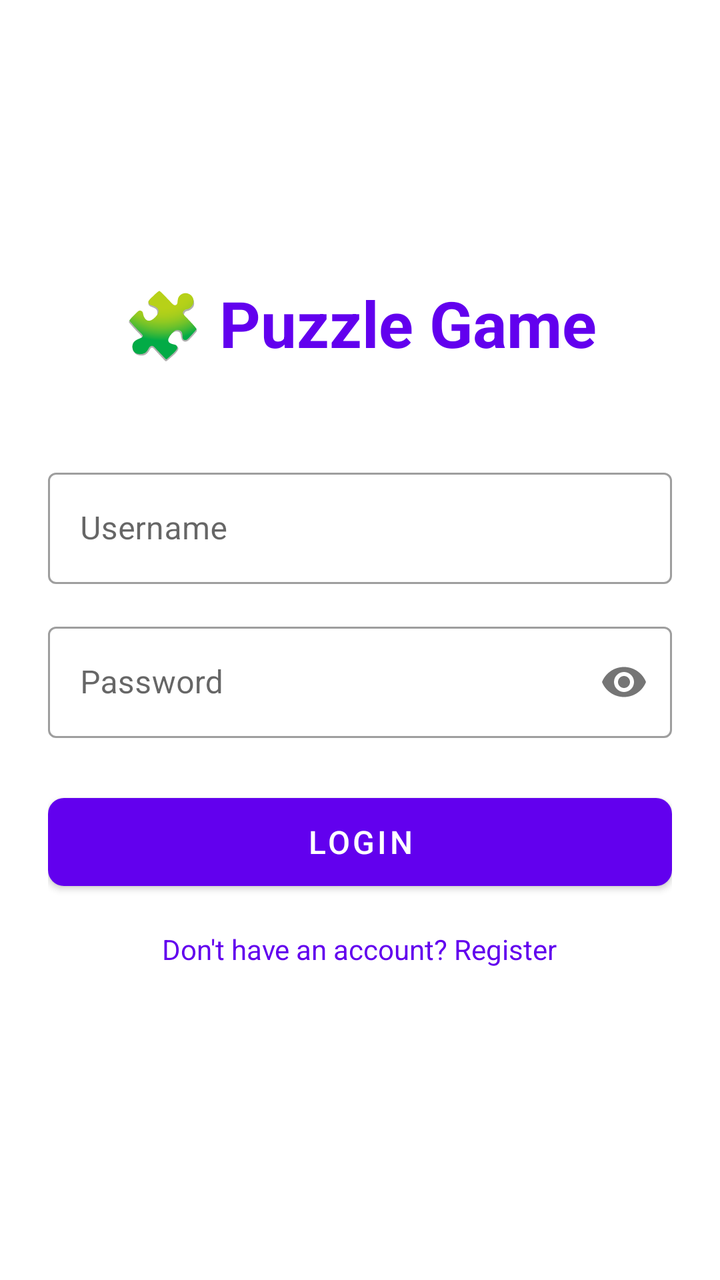
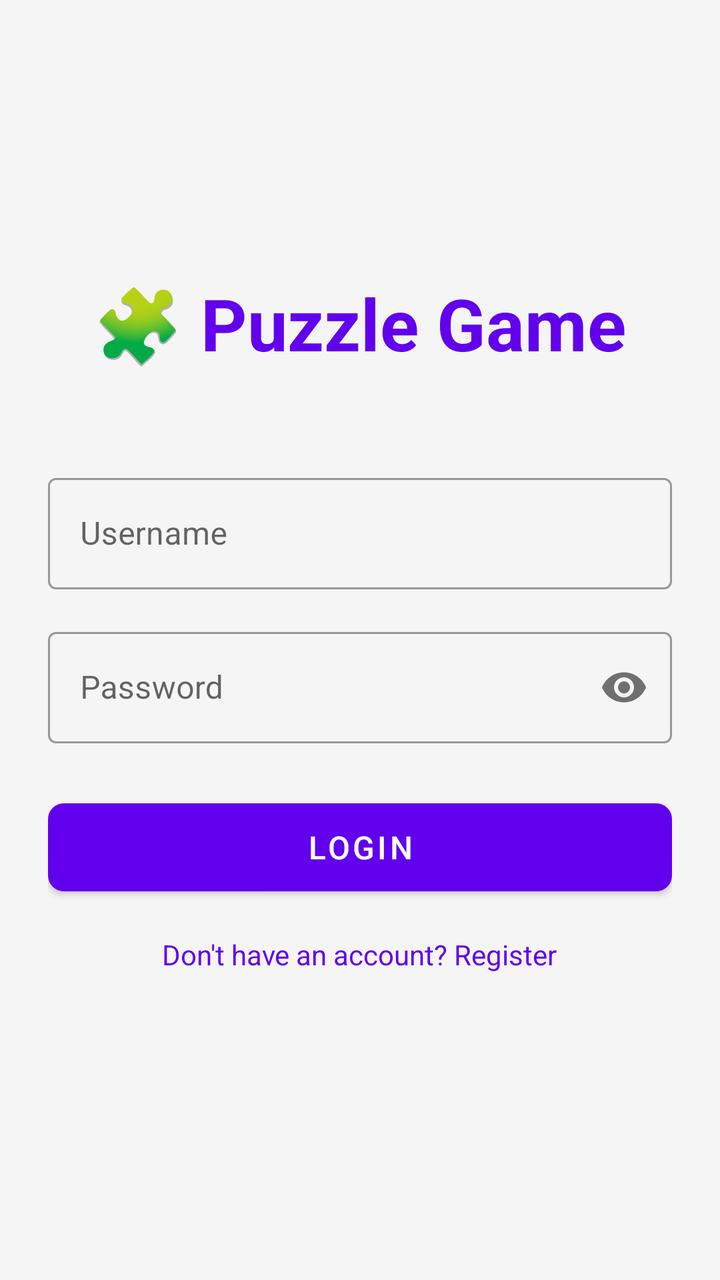

The first picture is an Android layout as it rendered before a commit; the second is the same layout after the commit. The layout source and the unified diff follow.
<!-- AndroidManifest.xml: application theme Theme.PuzzleGame -->
<!-- res/layout/activity_login.xml -->
<?xml version="1.0" encoding="utf-8"?>
<LinearLayout xmlns:android="http://schemas.android.com/apk/res/android"
    xmlns:app="http://schemas.android.com/apk/res-auto"
    android:layout_width="match_parent"
    android:layout_height="match_parent"
    android:orientation="vertical"
    android:gravity="center"
    android:padding="24dp"
    android:background="@android:color/white">

    <TextView
        android:layout_width="wrap_content"
        android:layout_height="wrap_content"
        android:text="🧩 Puzzle Game"
        android:textSize="32sp"
        android:textStyle="bold"
        android:textColor="@color/purple_500"
        android:layout_marginBottom="48dp" />

    <com.google.android.material.textfield.TextInputLayout
        android:layout_width="match_parent"
        android:layout_height="wrap_content"
        android:layout_marginBottom="16dp"
        style="@style/Widget.MaterialComponents.TextInputLayout.OutlinedBox">

        <com.google.android.material.textfield.TextInputEditText
            android:id="@+id/etUsername"
            android:layout_width="match_parent"
            android:layout_height="wrap_content"
            android:hint="Username"
            android:inputType="text" />
    </com.google.android.material.textfield.TextInputLayout>

    <com.google.android.material.textfield.TextInputLayout
        android:layout_width="match_parent"
        android:layout_height="wrap_content"
        android:layout_marginBottom="24dp"
        app:passwordToggleEnabled="true"
        style="@style/Widget.MaterialComponents.TextInputLayout.OutlinedBox">

        <com.google.android.material.textfield.TextInputEditText
            android:id="@+id/etPassword"
            android:layout_width="match_parent"
            android:layout_height="wrap_content"
            android:hint="Password"
            android:inputType="textPassword" />
    </com.google.android.material.textfield.TextInputLayout>

    <com.google.android.material.button.MaterialButton
        android:id="@+id/btnLogin"
        android:layout_width="match_parent"
        android:layout_height="56dp"
        android:text="LOGIN"
        android:textSize="16sp"
        app:cornerRadius="8dp" />

    <TextView
        android:id="@+id/tvRegisterLink"
        android:layout_width="wrap_content"
        android:layout_height="wrap_content"
        android:text="Don't have an account? Register"
        android:textColor="@color/purple_500"
        android:textSize="14sp"
        android:padding="16dp"
        android:clickable="true"
        android:focusable="true" />

    <TextView
        android:id="@+id/tvErrorMessage"
        android:layout_width="wrap_content"
        android:layout_height="wrap_content"
        android:textColor="#FF0000"
        android:textSize="14sp"
        android:visibility="gone"
        android:layout_marginTop="8dp" />
</LinearLayout>
<!-- resources referenced by this layout -->
<resources>
  <color name="purple_500">#FF6200EE</color>
  <style name="Theme.PuzzleGame" parent="Theme.MaterialComponents.DayNight.NoActionBar">
          
          <item name="colorPrimary">@color/purple_500</item>
          <item name="colorPrimaryVariant">@color/purple_700</item>
          <item name="colorOnPrimary">@color/white</item>
          
          <item name="colorSecondary">@color/teal_200</item>
          <item name="colorSecondaryVariant">@color/teal_700</item>
          <item name="colorOnSecondary">@color/black</item>
          
          <item name="android:statusBarColor">@color/purple_500</item>
      </style>
  <color name="purple_700">#FF3700B3</color>
  <color name="white">#FFFFFFFF</color>
  <color name="teal_200">#FF03DAC5</color>
  <color name="teal_700">#FF018786</color>
  <color name="black">#FF000000</color>
</resources>

<!-- the commit's change to res/layout/activity_login.xml (unified diff, before → after) -->
@@ -6,13 +6,13 @@
     android:orientation="vertical"
     android:gravity="center"
     android:padding="24dp"
-    android:background="@android:color/white">
+    android:background="@color/light_gray">
 
     <TextView
         android:layout_width="wrap_content"
         android:layout_height="wrap_content"
         android:text="🧩 Puzzle Game"
-        android:textSize="32sp"
+        android:textSize="36sp"
         android:textStyle="bold"
         android:textColor="@color/purple_500"
         android:layout_marginBottom="48dp" />
@@ -21,20 +21,24 @@
         android:layout_width="match_parent"
         android:layout_height="wrap_content"
         android:layout_marginBottom="16dp"
+        android:hint="Username"
+        app:hintTextColor="@color/purple_500"
         style="@style/Widget.MaterialComponents.TextInputLayout.OutlinedBox">
 
         <com.google.android.material.textfield.TextInputEditText
             android:id="@+id/etUsername"
             android:layout_width="match_parent"
             android:layout_height="wrap_content"
-            android:hint="Username"
-            android:inputType="text" />
+            android:textColor="@color/black"
+            android:textColorHint="@color/dark_gray" />
     </com.google.android.material.textfield.TextInputLayout>
 
     <com.google.android.material.textfield.TextInputLayout
         android:layout_width="match_parent"
         android:layout_height="wrap_content"
         android:layout_marginBottom="24dp"
+        android:hint="Password"
+        app:hintTextColor="@color/purple_500"
         app:passwordToggleEnabled="true"
         style="@style/Widget.MaterialComponents.TextInputLayout.OutlinedBox">
 
@@ -42,8 +46,9 @@
             android:id="@+id/etPassword"
             android:layout_width="match_parent"
             android:layout_height="wrap_content"
-            android:hint="Password"
-            android:inputType="textPassword" />
+            android:inputType="textPassword"
+            android:textColor="@color/black"
+            android:textColorHint="@color/dark_gray" />
     </com.google.android.material.textfield.TextInputLayout>
 
     <com.google.android.material.button.MaterialButton
@@ -52,7 +57,9 @@
         android:layout_height="56dp"
         android:text="LOGIN"
         android:textSize="16sp"
-        app:cornerRadius="8dp" />
+        android:textColor="@color/white"
+        app:cornerRadius="8dp"
+        app:backgroundTint="@color/purple_500" />
 
     <TextView
         android:id="@+id/tvRegisterLink"
@@ -69,8 +76,9 @@
         android:id="@+id/tvErrorMessage"
         android:layout_width="wrap_content"
         android:layout_height="wrap_content"
-        android:textColor="#FF0000"
+        android:textColor="@color/red"
         android:textSize="14sp"
         android:visibility="gone"
         android:layout_marginTop="8dp" />
+
 </LinearLayout>
<!-- resource entries referenced after the edit -->
@@ -1,22 +1,23 @@
 <!-- resources referenced by this layout -->
 <resources>
-  <color name="purple_500">#FF6200EE</color>
-  <style name="Theme.PuzzleGame" parent="Theme.MaterialComponents.DayNight.NoActionBar">
-          
+  <color name="purple_500">#6200EE</color>
+  <color name="red">#E53935</color>
+  <style name="Theme.PuzzleGame" parent="Theme.MaterialComponents.Light.NoActionBar">
           <item name="colorPrimary">@color/purple_500</item>
           <item name="colorPrimaryVariant">@color/purple_700</item>
           <item name="colorOnPrimary">@color/white</item>
-          
           <item name="colorSecondary">@color/teal_200</item>
           <item name="colorSecondaryVariant">@color/teal_700</item>
           <item name="colorOnSecondary">@color/black</item>
-          
-          <item name="android:statusBarColor">@color/purple_500</item>
+          <item name="android:statusBarColor">@color/purple_700</item>
+          <item name="android:windowBackground">@color/light_gray</item>
       </style>
-  <color name="purple_700">#FF3700B3</color>
+  <color name="purple_700">#3700B3</color>
   <color name="white">#FFFFFFFF</color>
   <color name="teal_200">#FF03DAC5</color>
   <color name="teal_700">#FF018786</color>
   <color name="black">#FF000000</color>
+  <color name="dark_gray">#333333</color>
+  <color name="light_gray">#F5F5F5</color>
 </resources>
 
